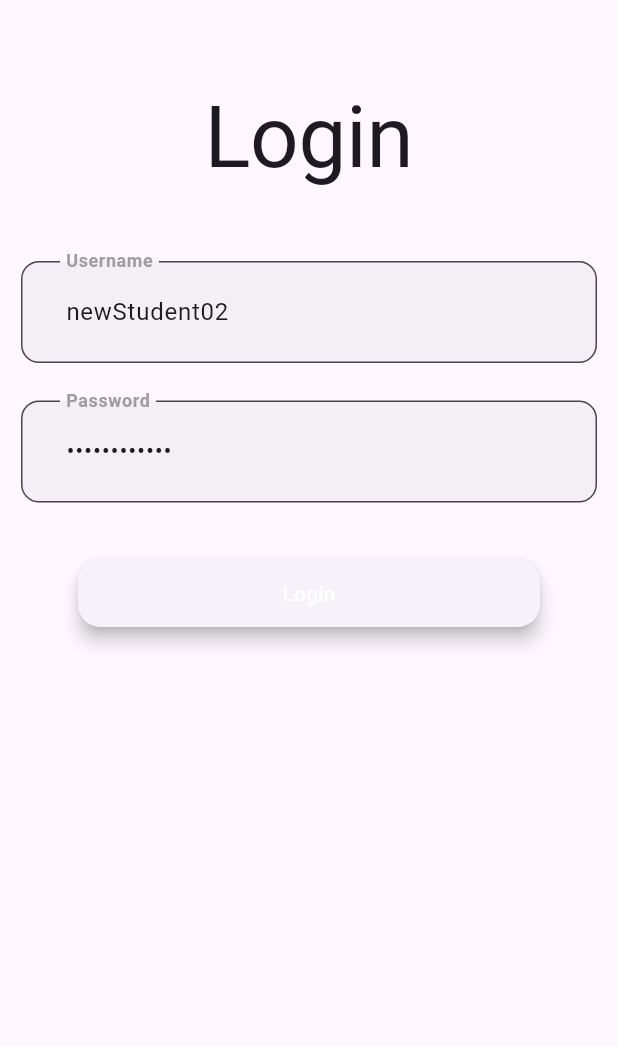
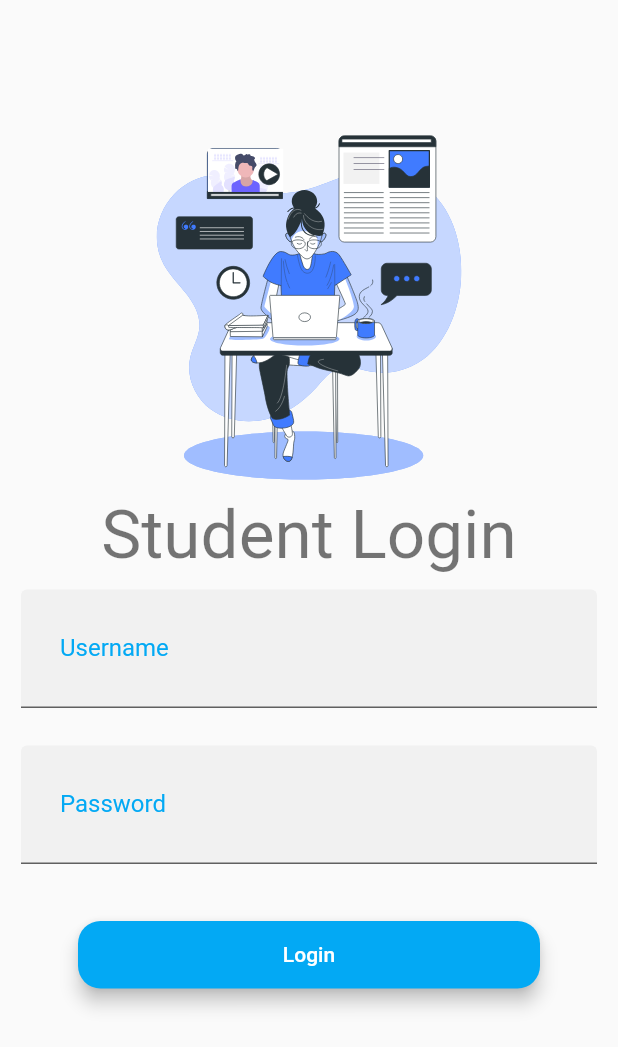
Before and after one commit to Ujjawalmaurya/quest, a Flutter app: the screen it shows after launch, on a phone screen of 412 x 824 dp. Shown: the top 1047 px of the screen. Run offline on Flutter 3.47's test engine with Material 3 defaults, Android fonts, the phone set to English and light mode, and no system bars; our stand-ins replace fl_chart, flutter_staggered_animations, flutter_svg, get, get_storage; missing offline and left inert: dart:ffi, flutter_windowmanager.

Commit message:
controller and asset ui changes

```diff
--- a/lib/main.dart
+++ b/lib/main.dart
@@ -1,13 +1,12 @@
 import 'package:flutter/material.dart';
 import 'package:get/get.dart';
-// import 'package:get_storage/get_storage.dart';
-import 'package:quest/screens/Login/login.dart';
+import 'package:get_storage/get_storage.dart';
 import 'package:quest/binding/getPages.dart';
 import 'package:quest/src/utils/theme.dart';
 
 void main() async {
   WidgetsFlutterBinding.ensureInitialized();
-  // await GetStorage.init();
+  await GetStorage.init();
   // Firebase.initializeApp();
   runApp(const MyApp());
 }
--- a/lib/screens/Home/homeController.dart
+++ b/lib/screens/Home/homeController.dart
@@ -1,4 +1,6 @@
 import 'package:get/get.dart';
+import 'package:quest/src/utils/getStorage.dart';
+import 'package:quest/src/utils/snackBar.dart';
 
 class HomeController extends GetxController {
   RxBool isLoading = true.obs;
@@ -6,7 +8,9 @@ class HomeController extends GetxController {
 
   @override
   void onInit() {
-    Future.delayed(const Duration(seconds: 1), () => isLoading.value = false);
+    Future.delayed(const Duration(seconds: 1), () => isLoading.value = false).then(
+      (value) => ShowSnackbar.wecome(),
+    );
     super.onInit();
   }
 
--- a/lib/screens/Login/login.dart
+++ b/lib/screens/Login/login.dart
@@ -1,12 +1,12 @@
 import 'package:flutter/material.dart';
+import 'package:flutter_svg/flutter_svg.dart';
 import 'package:get/get.dart';
 import 'package:quest/screens/Login/loginController.dart';
+
 // import 'package:quest/Login/loginController.dart';
 
 class LoginPage extends GetWidget<LoginController> {
   LoginPage({super.key});
-  String username = 'newStudent02';
-  String pass = '123456789000';
 
   // LoginController controller = Get.find<LoginController>();
 
@@ -14,7 +14,8 @@ class LoginPage extends GetWidget<LoginController> {
   Widget build(BuildContext context) {
     return Scaffold(
       // appBar: AppBar(title: const Text("Login")),
-      body: Padding(
+      body: SafeArea(
+        child: Padding(
           padding: const EdgeInsets.symmetric(horizontal: 14, vertical: 10),
           child: Form(
             key: controller.loginFormKey,
@@ -22,18 +23,14 @@ class LoginPage extends GetWidget<LoginController> {
               physics: const BouncingScrollPhysics(decelerationRate: ScrollDecelerationRate.fast),
               child: Column(
                 crossAxisAlignment: CrossAxisAlignment.center,
-              mainAxisAlignment: MainAxisAlignment.center,
+                // mainAxisAlignment: MainAxisAlignment.center,
                 children: <Widget>[
-                // SizedBox(
-                //   height: 155.0,
-                //   child: Image.asset(
-                //     "assets/images/login_logo.png",
-                //     fit: BoxFit.contain,
-                //   ),
-                // ),
+                  const SizedBox(height: 80.0),
+                  // Image.asset('assets/stu-login.svg'),
+                  SvgPicture.asset('assets/stu-login.svg', height: 230, width: 230),
                   Padding(
-                  padding: const EdgeInsets.symmetric(vertical: 50),
-                  child: Text("Login", style: Theme.of(context).textTheme.displayLarge),
+                    padding: const EdgeInsets.symmetric(vertical: 10),
+                    child: Text("Student Login", style: Theme.of(context).textTheme.displaySmall),
                   ),
 
                   TextFormField(
@@ -41,23 +38,29 @@ class LoginPage extends GetWidget<LoginController> {
                       if (value!.trim() == '') {
                         return "Username or Email is required";
                       }
-                    if (value != username) {
-                      return "Incorect username";
-                    } else {
+                      // if (value != username) {
+                      //   return "Incorect username";
+                      // }
+                      else {
                         return null;
                       }
                     }),
-                  initialValue: username,
+                    controller: controller.usernameCtr,
+                    // initialValue: username,
                     keyboardType: TextInputType.emailAddress,
                     decoration: const InputDecoration(
                       labelText: "Username",
-                    labelStyle: TextStyle(
-                      fontWeight: FontWeight.bold,
-                      color: Colors.grey,
-                    ),
-                    focusedBorder: UnderlineInputBorder(
-                      borderSide: BorderSide(color: Colors.green),
-                    ),
+                      // labelStyle: TextStyle(
+                      //   fontWeight: FontWeight.bold,
+                      //   color: Colors.grey,
+                      // ),
+                      //   border: UnderlineInputBorder(
+                      //     borderSide: BorderSide(width: 2, color: Colors.green),
+                      //   ),
+                      //   focusedBorder: OutlineInputBorder(
+                      //     borderRadius: BorderRadius.all(Radius.circular(12)),
+                      //     borderSide: BorderSide(width: 2, color: Colors.green),
+                      //   ),
                     ),
                   ),
                   const SizedBox(height: 25.0),
@@ -66,24 +69,26 @@ class LoginPage extends GetWidget<LoginController> {
                       if (value!.trim() == '') {
                         return "Password is required";
                       }
-                    if (value != pass) {
-                      return "Incorrect password";
-                    } else {
+                      // if (value != pass) {
+                      //   return "Incorrect password";
+                      // }
+                      else {
                         return null;
                       }
                     }),
-                  initialValue: pass,
+                    // initialValue: pass,
+                    controller: controller.passCtr,
                     obscureText: true,
                     decoration: const InputDecoration(
                       // helperText: "Password ",
                       labelText: "Password",
-                    labelStyle: TextStyle(
-                      fontWeight: FontWeight.bold,
-                      color: Colors.grey,
-                    ),
-                    focusedBorder: UnderlineInputBorder(
-                      borderSide: BorderSide(color: Colors.green),
-                    ),
+                      // labelStyle: TextStyle(
+                      //   fontWeight: FontWeight.bold,
+                      //   color: Colors.grey,
+                      // ),
+                      // focusedBorder: UnderlineInputBorder(
+                      //   borderSide: BorderSide(color: Colors.green),
+                      // ),
                     ),
                   ),
                   Padding(
@@ -94,7 +99,7 @@ class LoginPage extends GetWidget<LoginController> {
                       child: ElevatedButton(
                         onPressed: () {
                           if (controller.loginFormKey.currentState!.validate()) {
-                          Get.offAllNamed('/home');
+                            controller.initiateLogin();
                           }
                         },
                         child: const Text("Login"),
@@ -106,6 +111,7 @@ class LoginPage extends GetWidget<LoginController> {
             ),
           ),
         ),
+      ),
     );
   }
 }
--- a/lib/screens/test_provider/testController.dart
+++ b/lib/screens/test_provider/testController.dart
@@ -3,7 +3,6 @@ import 'dart:developer';
 import 'package:flutter/material.dart';
 import 'package:flutter_windowmanager/flutter_windowmanager.dart';
 import 'package:get/get.dart';
-import 'package:quest/customWidgets/colorMEans.dart';
 import 'package:quest/screens/test_provider/testScreen.dart';
 import 'package:quest/src/constants/colors.dart';
 
--- a/lib/src/utils/theme.dart
+++ b/lib/src/utils/theme.dart
@@ -20,7 +20,7 @@ class QuestAppTheme {
     brightness: _brightness,
     primaryColor: _primaryColor,
     primarySwatch: _primarySwatch,
-    // useMaterial3: true,
+    useMaterial3: false,
     // cardTheme: CardTheme(
     //   elevation: 5,
     //   shape: RoundedRectangleBorder(
@@ -57,9 +57,27 @@ class QuestAppTheme {
       ),
     ),
     inputDecorationTheme: InputDecorationTheme(
+      // labelStyle: const TextStyle(
+      //   fontWeight: FontWeight.bold,
+      //   color: Colors.grey,
+      // ),
+      labelStyle: TextStyle(
+        color: _primarySwatch,
+      ),
       fillColor: Colors.grey.withOpacity(0.1),
       filled: true,
-      border: const OutlineInputBorder(borderRadius: BorderRadius.all(Radius.circular(12))),
+      // border: const OutlineInputBorder(borderRadius: BorderRadius.all(Radius.circular(12))),
+      border: const UnderlineInputBorder(
+        borderSide: BorderSide(
+          width: 2,
+        ),
+      ),
+      focusedBorder: const OutlineInputBorder(
+        borderRadius: BorderRadius.all(Radius.circular(12)),
+        borderSide: BorderSide(
+          width: 2,
+        ),
+      ),
       contentPadding: const EdgeInsets.symmetric(
         vertical: 22,
         horizontal: 26,
@@ -68,9 +86,6 @@ class QuestAppTheme {
       //   fontSize: 45,
       //   decorationColor: Colors.red,
       // ),
-      labelStyle: TextStyle(
-        color: _primarySwatch,
-      ),
     ),
     progressIndicatorTheme: const ProgressIndicatorThemeData(
       circularTrackColor: Colors.amber,
```
Also changed, not shown: lib/screens/Home/home.dart (+7 -1 lines), lib/screens/Login/loginController.dart (+32 -0 lines), lib/screens/bg.dart (added, +53 -0 lines), lib/screens/test_provider/testScreen.dart (+70 -36 lines), lib/src/utils/getStorage.dart (added, +54 -0 lines), lib/src/utils/snackBar.dart (added, +12 -0 lines), pubspec.yaml (+7 -5 lines), assets/stu-login.svg (added), pubspec.lock. Lines whose indentation alone changed are shown as unchanged.
